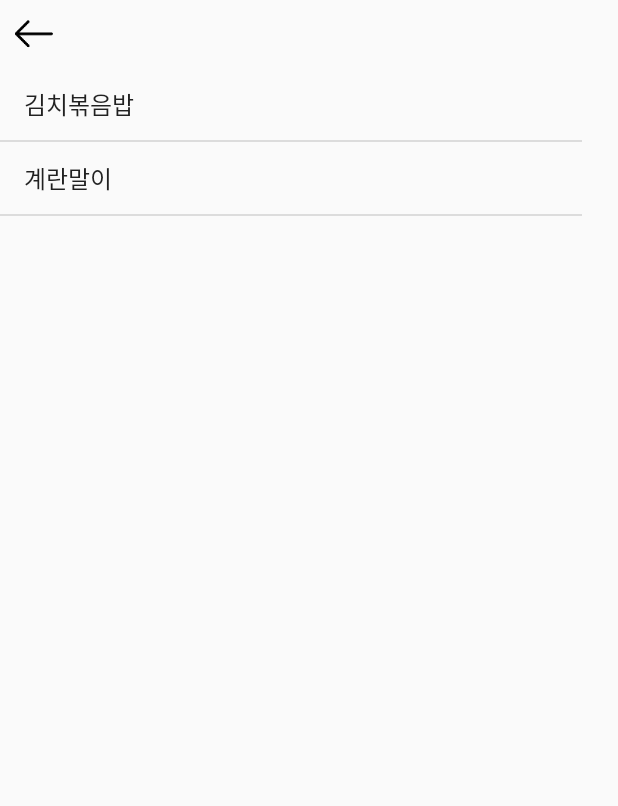
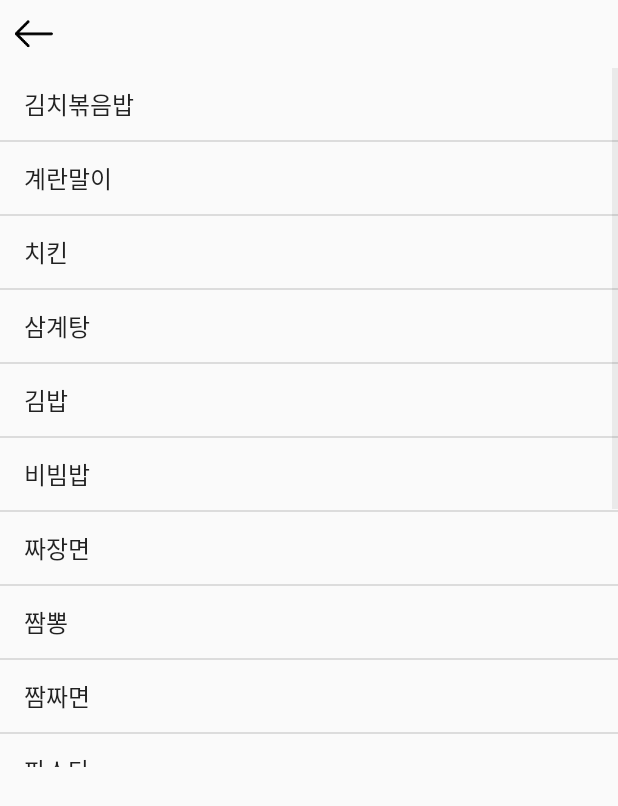
Before and after one commit to SojeongRyu/KoreanFoodClassifier, an Android app: the ScrappedActivity screen opened directly, with no data from a screen before it, on a phone screen of 412 x 824 dp. Shown: the top 806 px of the screen. Run offline under Robolectric (Android 15) with nearby library versions, the phone set to English and light mode, and no system bars.

```diff
--- a/KoreanFoodClassifier/app/src/main/AndroidManifest.xml
+++ b/KoreanFoodClassifier/app/src/main/AndroidManifest.xml
@@ -19,6 +19,7 @@
 
         <activity android:name=".ScrappedActivity"/>
         <activity android:name="ClickedRecipeActivity"/>
+
     </application>
 
 
--- a/KoreanFoodClassifier/app/src/main/java/com/example/sojeong/koreanfoodclassifier/ScrappedActivity.java
+++ b/KoreanFoodClassifier/app/src/main/java/com/example/sojeong/koreanfoodclassifier/ScrappedActivity.java
@@ -4,6 +4,7 @@ import android.app.Activity;
 import android.content.Intent;
 import android.os.Bundle;
 import android.view.View;
+import android.widget.Adapter;
 import android.widget.AdapterView;
 import android.widget.ArrayAdapter;
 import android.widget.ListView;
@@ -12,14 +13,15 @@ import java.util.ArrayList;
 
 public class ScrappedActivity extends Activity {
 
-
-    private ArrayList<String> data = new ArrayList<>();
+    private ArrayAdapter<String> Adapter;
+    public static final int REQUEST_CODE_ANOTHER = 1002;
+    private ArrayList<String> datalist = new ArrayList<>();
+    private ListView listView;
 
     public ArrayList<String> getData() {
-        return data;
+        return datalist;
     }
 
-    private ListView listView;
 
     @Override
     protected void onCreate(Bundle savedInstanceState) {
@@ -29,19 +31,44 @@ public class ScrappedActivity extends Activity {
         listView = (ListView)findViewById(R.id.recipe_list);
         String menu1 = "김치볶음밥";
         String menu2 = "계란말이";
-        data.add(menu1);
-        data.add(menu2);
+        String menu3 = "치킨";
+        String menu4 = "삼계탕";
+        String menu5 = "김밥";
+        String menu6 = "비빔밥";
+        String menu7 = "짜장면";
+        String menu8 = "짬뽕";
+        String menu9 = "짬짜면";
+        String menu10 = "파스타";
+        String menu11 = "피자";
+        String menu12 = "쌀국수";
+        String menu13 = "돈까스";
+        String menu14 = "햄버거";
+        String menu15 = "삼겹살";
+        datalist.add(menu1);
+        datalist.add(menu2);
+        datalist.add(menu3);
+        datalist.add(menu4);
+        datalist.add(menu5);
+        datalist.add(menu6);
+        datalist.add(menu7);
+        datalist.add(menu8);
+        datalist.add(menu9);
+        datalist.add(menu10);
+        datalist.add(menu11);
+        datalist.add(menu12);
+        datalist.add(menu13);
+        datalist.add(menu14);
+        datalist.add(menu15);
 
 
-        ArrayAdapter<String> Adapter = new ArrayAdapter<>(this, android.R.layout.simple_list_item_1, data);
+        Adapter = new ArrayAdapter<>(this, android.R.layout.simple_list_item_1, datalist);
         listView.setAdapter(Adapter);
-
         listView.setOnItemClickListener(new AdapterView.OnItemClickListener() {
             @Override
             public void onItemClick(AdapterView<?> parent, View view, int position, long id) {
                 Intent intent = new Intent(getApplicationContext(), ClickedRecipeActivity.class);
-                intent.putExtra("menu",data.get(position));
-                startActivity(intent);
+                intent.putExtra("menu",datalist.get(position));
+                startActivityForResult(intent,REQUEST_CODE_ANOTHER);
             }
         });
 
@@ -54,4 +81,16 @@ public class ScrappedActivity extends Activity {
         setResult(RESULT_OK, resultIntent);
         finish();
     }
+
+    protected void onActivityResult(int requestCode, int resultCode, Intent intent){
+        super.onActivityResult(requestCode, resultCode, intent);
+
+        if(resultCode == RESULT_OK){
+            if(requestCode==REQUEST_CODE_ANOTHER){
+                String menu_name = intent.getExtras().getString("menu_name");
+                datalist.remove(menu_name);
+                Adapter.notifyDataSetChanged();
+            }
+        }
+    }
 }
--- a/KoreanFoodClassifier/app/src/main/res/layout/scrap_display.xml
+++ b/KoreanFoodClassifier/app/src/main/res/layout/scrap_display.xml
@@ -23,10 +23,10 @@
 
         <ListView
             android:id="@+id/recipe_list"
-            android:layout_width="388dp"
-            android:layout_height="455dp"
-            android:scrollbars="vertical"
-            android:layout_below = "@id/btn_back1"/>
+            android:layout_width="match_parent"
+            android:layout_height="466dp"
+            android:layout_below="@id/btn_back1"
+            android:scrollbars="vertical" />
     </RelativeLayout>
 
 
```
Also changed, not shown: KoreanFoodClassifier/app/src/main/java/com/example/sojeong/koreanfoodclassifier/ClickedRecipeActivity.java (+15 -2 lines).
